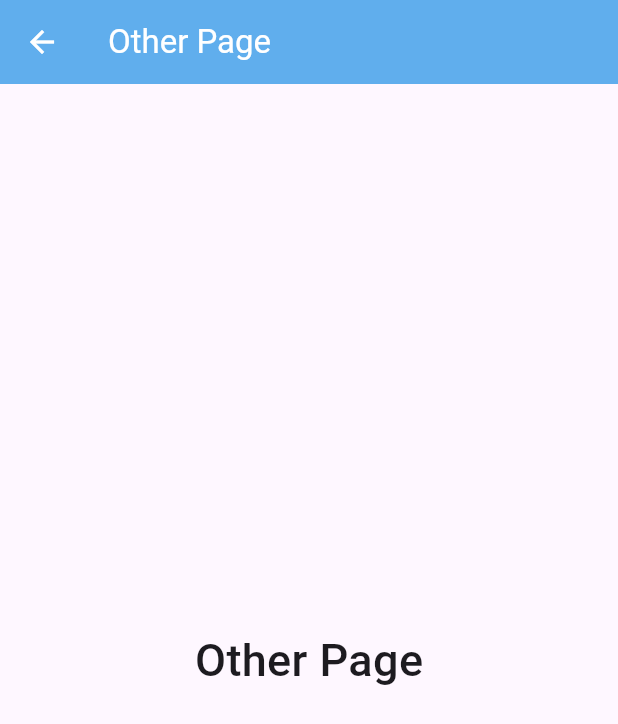
After one commit to jonik2909/getX-counter-app, a Flutter app: the screen it shows after launch, after a tap on the "remove" icon, after a tap on the "add" icon, after a tap on "Next Page", on a phone screen of 412 x 824 dp. The commit adds this screen. Shown: the top 724 px of the screen. Run offline on Flutter 3.47's test engine with Material 3 defaults, Android fonts, the light colour scheme and no system bars; our stand-ins replace get.

Commit message:
feat: refactoring and getX Navigation usage

```diff
--- a/lib/main.dart
+++ b/lib/main.dart
@@ -1,6 +1,5 @@
-import 'package:countergetx/get/counter_get.dart';
+import 'package:countergetx/screens/home_page.dart';
 import 'package:flutter/material.dart';
-import 'package:get/get.dart';
 import 'package:get/route_manager.dart';
 
 void main() {
@@ -19,62 +18,3 @@ class MyApp extends StatelessWidget {
     );
   }
 }
-
-class HomePage extends StatelessWidget {
-  HomePage({super.key});
-
-  @override
-  Widget build(BuildContext context) {
-    final Controller c = Get.put(Controller());
-
-    return MaterialApp(
-      debugShowCheckedModeBanner: false,
-      home: Scaffold(
-        appBar: AppBar(
-          backgroundColor: const Color.fromARGB(255, 96, 174, 237),
-          title: const Text(
-            "getX - Counter App",
-            style: TextStyle(color: Colors.white),
-          ),
-        ),
-        body: Center(
-          child: Row(
-            mainAxisAlignment: MainAxisAlignment.center,
-            children: [
-              IconButton(
-                iconSize: 30,
-                style: IconButton.styleFrom(
-                    backgroundColor: Color.fromARGB(255, 47, 169, 240)),
-                icon: const Icon(
-                  Icons.remove,
-                  color: Colors.white,
-                ),
-                onPressed: () => c.decrement(),
-              ),
-              const SizedBox(
-                width: 20,
-              ),
-              Obx(() => Text(
-                    "${c.count}",
-                    style: TextStyle(fontSize: 25, fontWeight: FontWeight.bold),
-                  )),
-              const SizedBox(
-                width: 20,
-              ),
-              IconButton(
-                iconSize: 30,
-                style: IconButton.styleFrom(
-                    backgroundColor: Color.fromARGB(255, 47, 169, 240)),
-                icon: const Icon(
-                  Icons.add,
-                  color: Colors.white,
-                ),
-                onPressed: () => c.increment(),
-              ),
-            ],
-          ),
-        ),
-      ),
-    );
-  }
-}
--- /dev/null
+++ b/lib/screens/home_page.dart
@@ -0,0 +1,75 @@
+import 'package:countergetx/get/counter_get.dart';
+import 'package:countergetx/screens/other_page.dart';
+import 'package:flutter/material.dart';
+import 'package:get/get.dart';
+
+class HomePage extends StatelessWidget {
+  HomePage({super.key});
+
+  @override
+  Widget build(BuildContext context) {
+    final Controller c = Get.put(Controller());
+
+    return MaterialApp(
+      debugShowCheckedModeBanner: false,
+      home: Scaffold(
+        appBar: AppBar(
+          backgroundColor: const Color.fromARGB(255, 96, 174, 237),
+          title: const Text(
+            "getX - Counter App",
+            style: TextStyle(color: Colors.white),
+          ),
+        ),
+        body: Center(
+          child: Column(
+            mainAxisAlignment: MainAxisAlignment.center,
+            children: [
+              Row(
+                mainAxisAlignment: MainAxisAlignment.center,
+                children: [
+                  IconButton(
+                    iconSize: 30,
+                    style: IconButton.styleFrom(
+                        backgroundColor: Color.fromARGB(255, 47, 169, 240)),
+                    icon: const Icon(
+                      Icons.remove,
+                      color: Colors.white,
+                    ),
+                    onPressed: () => c.decrement(),
+                  ),
+                  const SizedBox(
+                    width: 20,
+                  ),
+                  Obx(() => Text(
+                        "${c.count}",
+                        style: TextStyle(
+                            fontSize: 25, fontWeight: FontWeight.bold),
+                      )),
+                  const SizedBox(
+                    width: 20,
+                  ),
+                  IconButton(
+                    iconSize: 30,
+                    style: IconButton.styleFrom(
+                        backgroundColor: Color.fromARGB(255, 47, 169, 240)),
+                    icon: const Icon(
+                      Icons.add,
+                      color: Colors.white,
+                    ),
+                    onPressed: () => c.increment(),
+                  ),
+                ],
+              ),
+              SizedBox(
+                height: 20,
+              ),
+              ElevatedButton(
+                  onPressed: () => Get.to(OtherPage()),
+                  child: Text("Next Page"))
+            ],
+          ),
+        ),
+      ),
+    );
+  }
+}
--- /dev/null
+++ b/lib/screens/other_page.dart
@@ -0,0 +1,27 @@
+import 'package:flutter/material.dart';
+
+class OtherPage extends StatelessWidget {
+  const OtherPage({super.key});
+
+  @override
+  Widget build(BuildContext context) {
+    return Scaffold(
+      appBar: AppBar(
+        backgroundColor: const Color.fromARGB(255, 96, 174, 237),
+        title: const Text(
+          "Other Page",
+          style: TextStyle(color: Colors.white),
+        ),
+        iconTheme: IconThemeData(
+          color: Colors.white, // Set the color for the back icon
+        ),
+      ),
+      body: Center(
+        child: Text(
+          'Other Page',
+          style: TextStyle(fontSize: 30, fontWeight: FontWeight.w500),
+        ),
+      ),
+    );
+  }
+}
```
